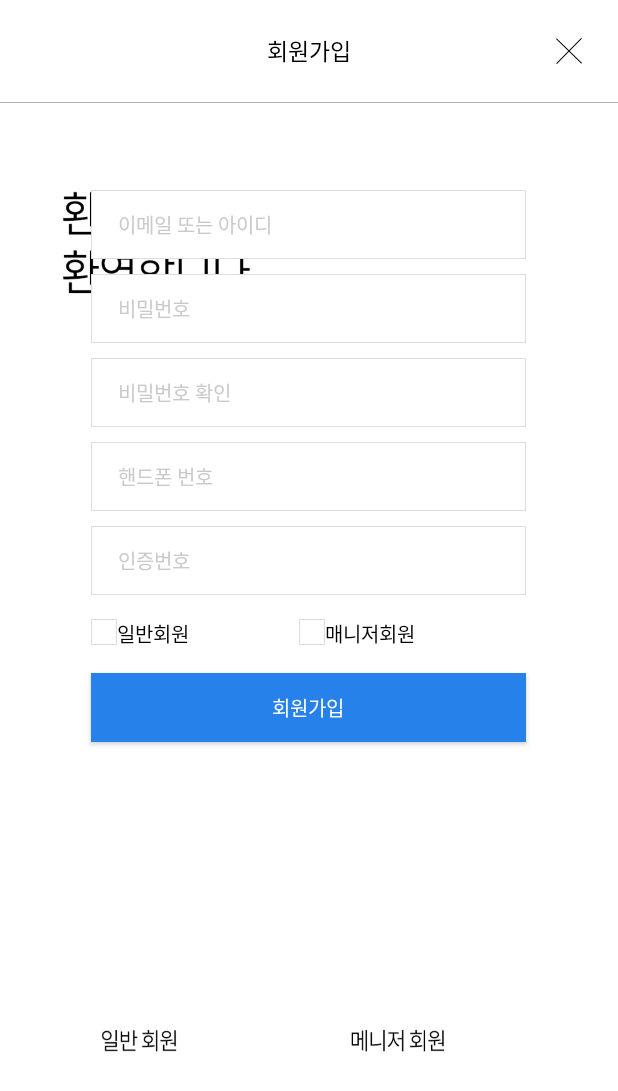
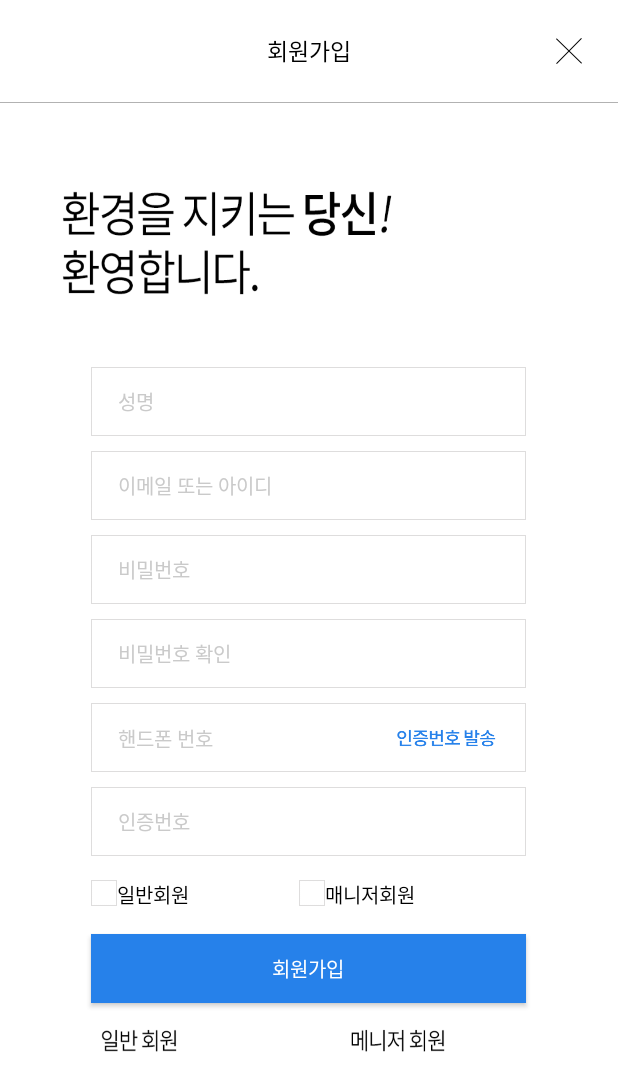
Before and after one commit to Simjiyong/jjigawesome, an Android app: the SignUpActivity screen opened directly, with no data from a screen before it, on a phone screen of 412 x 824 dp. Shown: the top 1091 px of the screen. Run offline under Robolectric (Android 15) with nearby library versions, the phone set to English and light mode, and no system bars.

Commit message:
signup login fullscreen

```diff
--- a/app/src/main/java/kr/co/company/jjigawesome/SignUpActivity.java
+++ b/app/src/main/java/kr/co/company/jjigawesome/SignUpActivity.java
@@ -1,19 +1,15 @@
 package kr.co.company.jjigawesome;
 
 import android.content.Context;
-import android.graphics.Point;
-import android.support.constraint.ConstraintLayout;
-import android.support.constraint.Guideline;
 import android.support.v7.app.AppCompatActivity;
 import android.os.Bundle;
 import android.util.DisplayMetrics;
 import android.util.Log;
-import android.view.Display;
 import android.view.View;
-import android.view.ViewGroup;
 import android.view.WindowManager;
 import android.widget.EditText;
 import android.widget.LinearLayout;
+import android.widget.RelativeLayout;
 
 public class SignUpActivity extends AppCompatActivity {
 
@@ -53,7 +49,7 @@ public class SignUpActivity extends AppCompatActivity {
             }
         });
 
-        //linearLayout = (LinearLayout) findViewById(R.id.linear_signup);
+        linearLayout = (LinearLayout) findViewById(R.id.linear_signup);
         //linearLayout.setPadding(0,getStatusBarHeight(),0,0);
         Log.d("status" ,"status : " + getStatusBarHeight());
 
@@ -70,9 +66,10 @@ public class SignUpActivity extends AppCompatActivity {
 
         editText = (EditText) findViewById(R.id.edit_signup_name);
 
-        LinearLayout.MarginLayoutParams marginLayoutParams = new LinearLayout.MarginLayoutParams(0,0);
-        marginLayoutParams.setMargins(0,(int)((113*((metrics.densityDpi/160))*((float)height/1920))),0,0);
-        editText.setLayoutParams(new LinearLayout.LayoutParams(marginLayoutParams));
+        //linearLayout.setMinimumHeight(width/1080*1920);
+        //RelativeLayout.LayoutParams layoutParams = new RelativeLayout.LayoutParams(LinearLayout.LayoutParams.MATCH_PARENT,(int)(((float)width/1080)*1920));
+        //layoutParams.addRule(RelativeLayout.CENTER_VERTICAL);
+        //linearLayout.setLayoutParams(layoutParams);
 
         Log.d("ddd", ""+(int)((113*((metrics.densityDpi/160))*(float)height/1920)));
 
--- a/app/src/main/res/layout/activity_sign_up.xml
+++ b/app/src/main/res/layout/activity_sign_up.xml
@@ -1,4 +1,7 @@
 <?xml version="1.0" encoding="utf-8"?>
+
+
+
     <LinearLayout xmlns:android="http://schemas.android.com/apk/res/android"
         xmlns:app="http://schemas.android.com/apk/res-auto"
         xmlns:tools="http://schemas.android.com/tools"
@@ -6,6 +9,7 @@
         android:layout_width="match_parent"
         android:layout_height="match_parent"
         android:background="@drawable/bg_signup"
+        android:layout_centerInParent="true"
         android:orientation="vertical"
         tools:context="kr.co.company.jjigawesome.SignUpActivity">
 
@@ -48,12 +52,20 @@
             app:layout_constraintStart_toStartOf="parent"
             app:layout_constraintTop_toBottomOf="@+id/relativeLayout" />
 
+        <Space
+            android:layout_width="match_parent"
+            android:layout_height="113dp"
+            android:layout_weight="1"/>
+        <LinearLayout
+            android:layout_width="match_parent"
+            android:layout_height="wrap_content"
+            android:layout_weight="1"
+            android:orientation="vertical">
             <EditText
                 android:id="@+id/edit_signup_name"
                 android:layout_width="290.33dp"
                 android:layout_height="46.33dp"
                 android:layout_gravity="center_horizontal"
-        android:layout_marginTop="113dp"
                 android:background="@drawable/btn_line_nor"
                 android:fontFamily="@font/notosans"
                 android:hint="@string/name"
@@ -116,22 +128,34 @@
                 app:layout_constraintStart_toStartOf="parent"
                 app:layout_constraintTop_toBottomOf="@+id/edit_signup_password" />
 
-    <EditText
-        android:id="@+id/edit_signup_phone"
+            <LinearLayout
                 android:layout_width="290.33dp"
                 android:layout_height="46.33dp"
                 android:layout_gravity="center_horizontal"
                 android:layout_marginTop="10dp"
-        android:background="@drawable/btn_line_nor"
+                android:orientation="horizontal"
+                android:background="@drawable/btn_line_nor">
+
+                <EditText
+                    android:id="@+id/edit_signup_phone"
+                    android:layout_width="204.33dp"
+                    android:layout_height="46.33dp"
                     android:fontFamily="@font/notosans"
                     android:hint="@string/phone"
                     android:inputType="phone"
                     android:paddingLeft="18.33dp"
                     android:textColorHint="#cacaca"
                     android:textSize="13.33dp"
+                    android:background="@null"
                     app:layout_constraintEnd_toEndOf="parent"
                     app:layout_constraintStart_toStartOf="parent"
                     app:layout_constraintTop_toBottomOf="@+id/edit_signup_passwordcheck" />
+
+                <Button
+                    android:layout_width="match_parent"
+                    android:layout_height="match_parent"
+                    android:background="@drawable/btn_sendnumber"/>
+            </LinearLayout>
 
             <EditText
                 android:id="@+id/edit_signup_confirm"
@@ -221,7 +245,12 @@
                 app:layout_constraintStart_toStartOf="parent"
                 app:layout_constraintTop_toBottomOf="@+id/linearLayout" />
 
+        </LinearLayout>
 
 
+        <Space
+            android:layout_width="match_parent"
+            android:layout_height="29dp"
+            android:layout_weight="1"/>
 
     </LinearLayout>
```
Lines whose indentation alone changed are shown as unchanged.
